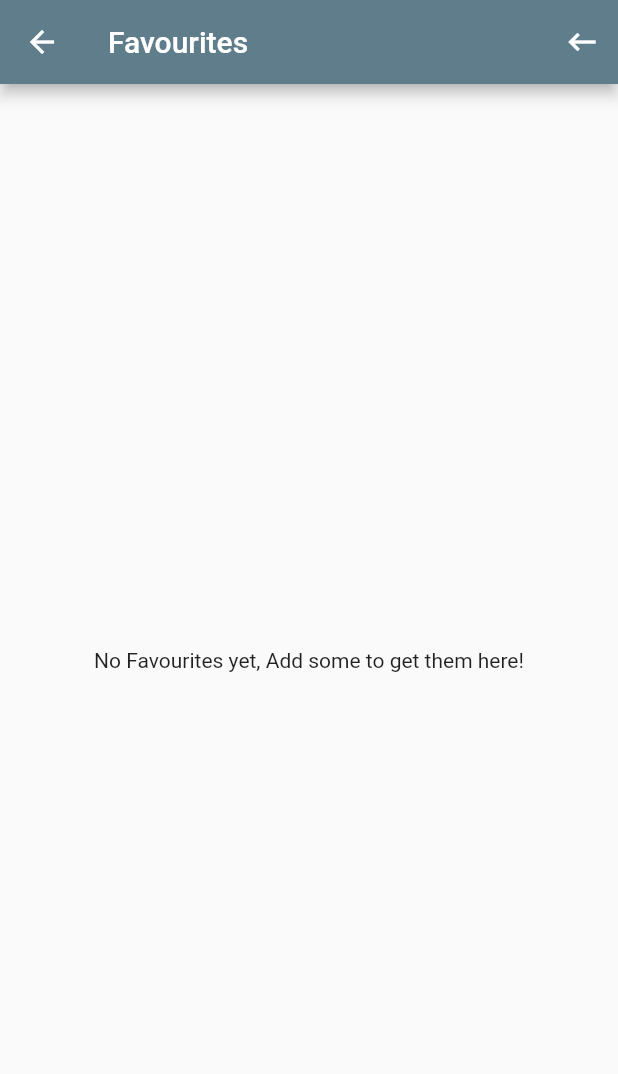
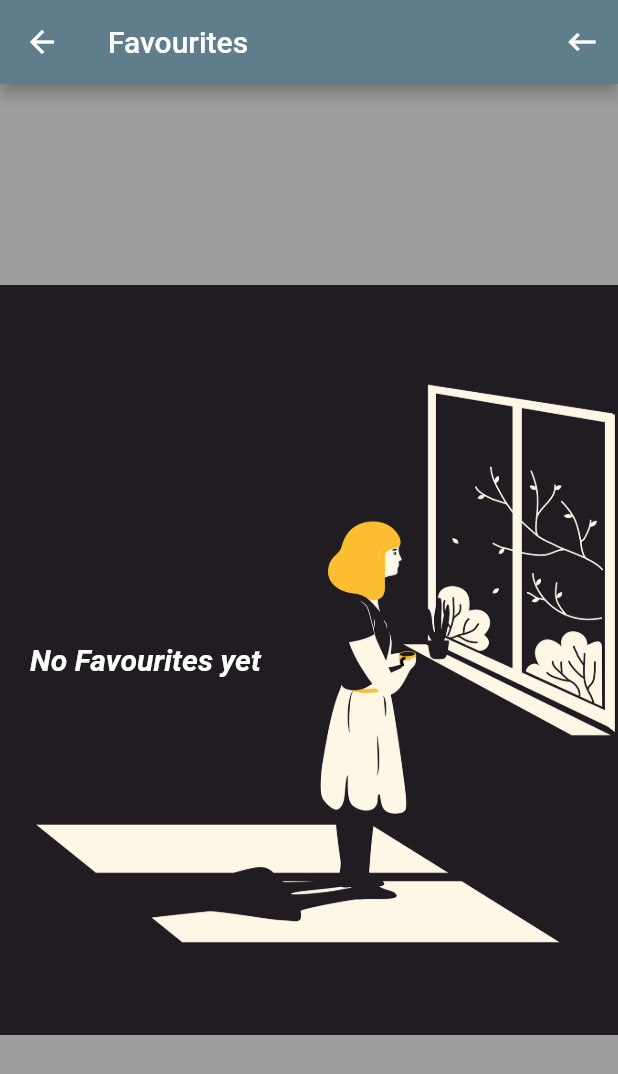
Before and after one commit to abrana411/weather-app, a Flutter app: the Favcities screen opened directly with empty values, on a phone screen of 412 x 824 dp. Shown: the top 1074 px of the screen. Run offline on Flutter 3.47's test engine with Material 2 defaults, Android fonts, the phone set to English and light mode, and no system bars; our stand-ins replace flutter_spinkit, sqflite, weather_icons; accounts and stored records are empty; network calls fail.

Commit message:
added splash screen and also done some bug fixes

```diff
--- a/weather_app/lib/screens/fav_cities.dart
+++ b/weather_app/lib/screens/fav_cities.dart
@@ -1,6 +1,8 @@
 import 'package:flutter/cupertino.dart';
 import 'package:flutter/material.dart';
 import 'package:flutter/painting.dart';
+import 'package:flutter/rendering.dart';
+import 'package:flutter/widgets.dart';
 import 'package:provider/provider.dart';
 
 import '../helper/data_fetcher.dart';
@@ -46,58 +48,75 @@ class _FavcitiesState extends State<Favcities> {
                     listen:
                         false) //not listening here as the notify listener inside this will make the below consumer listen itself and if i listen here then the fetch data will keep on running and running in a loop
                 .fetchAndSetDataFromDb(), //since this returns a future so using this in future builder to fetch the data from our data bse...and once we have out _places list updated with the data..from databse(helpful when we closed the app and _places is empty initially so we will fetch the data which was there when the app was perviously working so fetching that data)
-            builder: (ctx, datasnapshot) => datasnapshot.connectionState ==
-                    ConnectionState.waiting
-                ? const Center(
-                    child:
-                        CircularProgressIndicator(), //showing loading indiator until gets the data and once i get it then showing the list of places via listView builder
-                  )
-                : Consumer<Data>(
-                    child: const Center(
-                      child: Text(
-                          "No Favourites yet, Add some to get them here!"), //this is child of consumer which do not get re build we know that...and using this to show in body only if we don't have any places in the _places list in the provider userPlaces
+            builder: (ctx, datasnapshot) =>
+                // datasnapshot.connectionState ==
+                //         ConnectionState.waiting
+                //     ? const Center(
+                //         child:
+                //             CircularProgressIndicator(), //showing loading indiator until gets the data and once i get it then showing the list of places via listView builder
+                //       )
+                //     :
+                Consumer<Data>(
+                  child: Stack(children: [
+                    Container(
+                        color: Colors.grey,
+                        alignment: Alignment.center,
+                        child: Image.asset(
+                          "assets/images/nothing.png",
+                          height: 500,
+                          width: double.infinity,
+                          fit: BoxFit.cover,
+                        )),
+                    Container(
+                      alignment: Alignment.centerLeft,
+                      margin: const EdgeInsets.only(left: 20),
+                      child: const Text("No Favourites yet",
+                          style: TextStyle(
+                              fontWeight: FontWeight.bold,
+                              fontStyle: FontStyle.italic,
+                              //decoration: TextDecoration.underline,
+                              color: Colors.white,
+                              fontSize:
+                                  20)), //this is child of consumer which do not get re build we know that...and using this to show in body only if we don't have any places in the _places list in the provider userPlaces
                     ),
+                  ]),
                   // ignore: non_constant_identifier_names
                   builder: (ctx, FavData, ch) => FavData.Fav.isEmpty
                       ? ch! //if no places are there then show that child ....have to do ch! for null safety
                       : Column(
                           children: [
                             Expanded(
-                                child: Container(
-                                  decoration: const BoxDecoration(
-                                      border: Border(
-                                          bottom: BorderSide(
-                                              width: 5, color: Colors.orange))),
-                                  // left: BorderSide(
-                                  //     width: 5, color: Colors.red),
-                                  // right: BorderSide(
-                                  //     width: 5, color: Colors.red),
-                                  // top: BorderSide(
-                                  //     width: 5, color: Colors.red))),
                               child: Image.asset(
                                 "assets/images/city.jpg",
                                 fit: BoxFit.cover,
                                 width: MediaQuery.of(context).size.width,
                               ),
                             ),
-                              ),
                             Container(
                               height: 500,
                               padding: const EdgeInsets.all(20),
-                                decoration: const BoxDecoration(
+                              decoration: BoxDecoration(
+                                  //color: Colors.orange,
                                   gradient: LinearGradient(
                                     begin: Alignment.topLeft,
                                     end: Alignment.bottomRight,
                                     // stops: [0.1, 0.9], //this means 0 to 10 % blue color then 10 to 90 % transition from blue to transparent and 90 to 100 % transparent
-                                      colors: [Colors.pink, Colors.blue],
+                                    colors: [
+                                      Colors.orange.shade400,
+                                      Colors.red.shade300
+                                    ],
                                   ),
-                                    border: Border(
-                                        right: BorderSide(
-                                            width: 5, color: Colors.orange),
-                                        left: BorderSide(
-                                            width: 5, color: Colors.orange),
-                                        bottom: BorderSide(
-                                            width: 5, color: Colors.orange))),
+                                  // border: Border(
+                                  //     right: BorderSide(
+                                  //         width: 5, color: Colors.orange),
+                                  //     left: BorderSide(
+                                  //         width: 5, color: Colors.orange),
+                                  //     bottom: BorderSide(
+                                  //         width: 5, color: Colors.orange))
+                                  border: Border.all(
+                                    width: 3,
+                                    color: Colors.pink,
+                                  )),
                               child: ListView.builder(
                                 itemBuilder: (ctx, index) {
                                   return Card(
@@ -105,14 +124,21 @@ class _FavcitiesState extends State<Favcities> {
                                     color: Colors.black,
                                     child: ListTile(
                                       title: Text(
-                                          FavData.Fav.entries
-                                              .toList()[index]
-                                              .key,
+                                        FavData.Fav.entries.toList()[index].key,
                                         style: const TextStyle(
                                             fontWeight: FontWeight.bold,
-                                              fontSize: 17,
+                                            fontSize: 14,
                                             color: Colors.white),
                                       ), //to get key
+                                      leading: CircleAvatar(
+                                          radius: 10,
+                                          backgroundColor: Colors.red,
+                                          child: Text(
+                                            (index + 1).toString(),
+                                            style: const TextStyle(
+                                                color: Colors.black,
+                                                fontWeight: FontWeight.bold),
+                                          )),
                                       trailing: Container(
                                         padding: const EdgeInsets.all(10),
                                         decoration: const BoxDecoration(
@@ -121,7 +147,7 @@ class _FavcitiesState extends State<Favcities> {
                                                   width: 2,
                                                   color: Colors.white)),
                                         ),
-                                          width: 200,
+                                        width: 170,
                                         child: Row(
                                           children: [
                                             Text(
@@ -155,10 +181,8 @@ class _FavcitiesState extends State<Favcities> {
                                             const Spacer(),
                                             GestureDetector(
                                               onTap: () {
-                                                  Navigator
-                                                      .pushReplacementNamed(
-                                                          context,
-                                                          Loading.routeName,
+                                                Navigator.pushReplacementNamed(
+                                                    context, Loading.routeName,
                                                     arguments: {
                                                       "Text": FavData
                                                           .Fav.entries
@@ -167,9 +191,8 @@ class _FavcitiesState extends State<Favcities> {
                                                     });
                                               },
                                               child: const Icon(
-                                                  Icons
-                                                      .arrow_forward_ios_outlined,
-                                                  color: Colors.blueGrey,
+                                                Icons.double_arrow_rounded,
+                                                color: Colors.pink,
                                               ),
                                             ),
                                           ],
--- a/weather_app/pubspec.yaml
+++ b/weather_app/pubspec.yaml
@@ -15,7 +15,7 @@ publish_to: 'none' # Remove this line if you wish to publish to pub.dev
 # In iOS, build-name is used as CFBundleShortVersionString while build-number used as CFBundleVersion.
 # Read more about iOS versioning at
 # https://developer.apple.com/library/archive/documentation/General/Reference/InfoPlistKeyReference/Articles/CoreFoundationKeys.html
-version: 1.0.0+1
+version: 1.0.0+2
 
 environment:
   sdk: ">=2.12.0 <3.0.0"
@@ -67,6 +67,7 @@ flutter:
   assets:
     - assets/images/Logo.png
     - assets/images/city.jpg
+    - assets/images/nothing.png
   #   - images/a_dot_ham.jpeg
 
   # An image asset can refer to one or more resolution-specific "variants", see
```
Also changed, not shown: weather_app/lib/main.dart (+7 -7 lines), weather_app/lib/screens/home_scr.dart (+27 -18 lines), weather_app/assets/images/nothing.png (added), 12 other files. Lines whose indentation alone changed are shown as unchanged.
